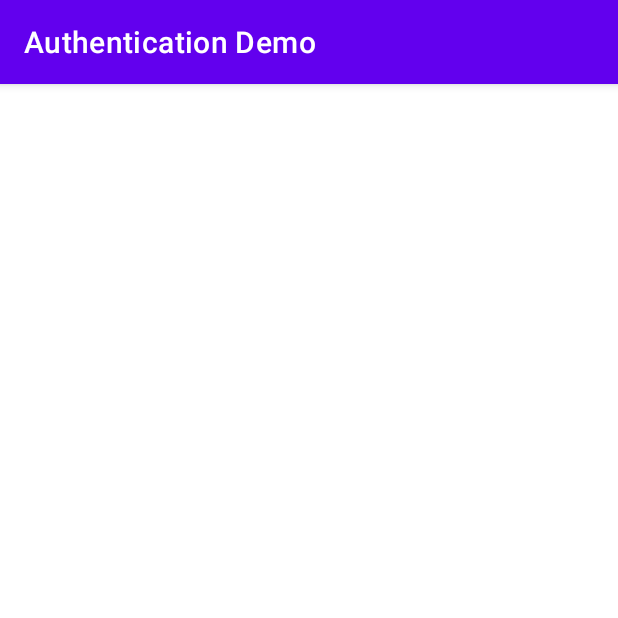
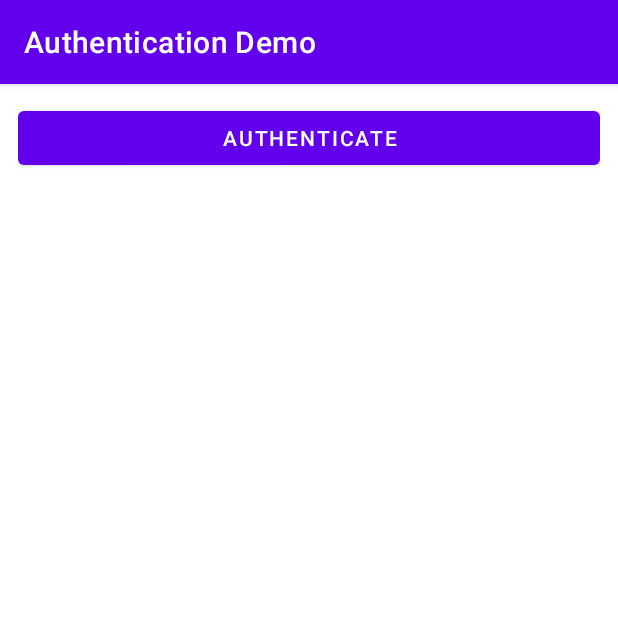
Before and after one commit to kajetan-suchanski/android-auth-demo, an Android app: the screen it shows after launch (MainActivity), on a phone screen of 412 x 824 dp, the top half of it. Run offline under Robolectric (Android 15) with nearby library versions, the phone set to English and light mode, and no system bars.

Commit message:
Main activity layout

```diff
--- a/app/src/main/kotlin/pl/kajetansuchanski/demos/auth/MainActivity.kt
+++ b/app/src/main/kotlin/pl/kajetansuchanski/demos/auth/MainActivity.kt
@@ -2,6 +2,6 @@ package pl.kajetansuchanski.demos.auth
 
 import androidx.appcompat.app.AppCompatActivity
 
-class MainActivity : AppCompatActivity() {
+class MainActivity : AppCompatActivity(R.layout.activity_main) {
 
 }
--- /dev/null
+++ b/app/src/main/res/layout/activity_main.xml
@@ -0,0 +1,13 @@
+<?xml version="1.0" encoding="utf-8"?>
+<LinearLayout xmlns:android="http://schemas.android.com/apk/res/android"
+    android:layout_width="match_parent"
+    android:layout_height="match_parent"
+    android:orientation="vertical"
+    android:padding="@dimen/padding_activity">
+
+    <Button
+        android:id="@+id/button_authenticate"
+        android:layout_width="match_parent"
+        android:layout_height="wrap_content"
+        android:text="@string/authenticate" />
+</LinearLayout>
--- /dev/null
+++ b/app/src/main/res/values/dimen.xml
@@ -0,0 +1,4 @@
+<?xml version="1.0" encoding="utf-8"?>
+<resources>
+    <dimen name="padding_activity">12dp</dimen>
+</resources>
--- a/app/src/main/res/values/strings.xml
+++ b/app/src/main/res/values/strings.xml
@@ -1,3 +1,4 @@
 <resources>
     <string name="app_name">Authentication Demo</string>
+    <string name="authenticate">Authenticate</string>
 </resources>
```
